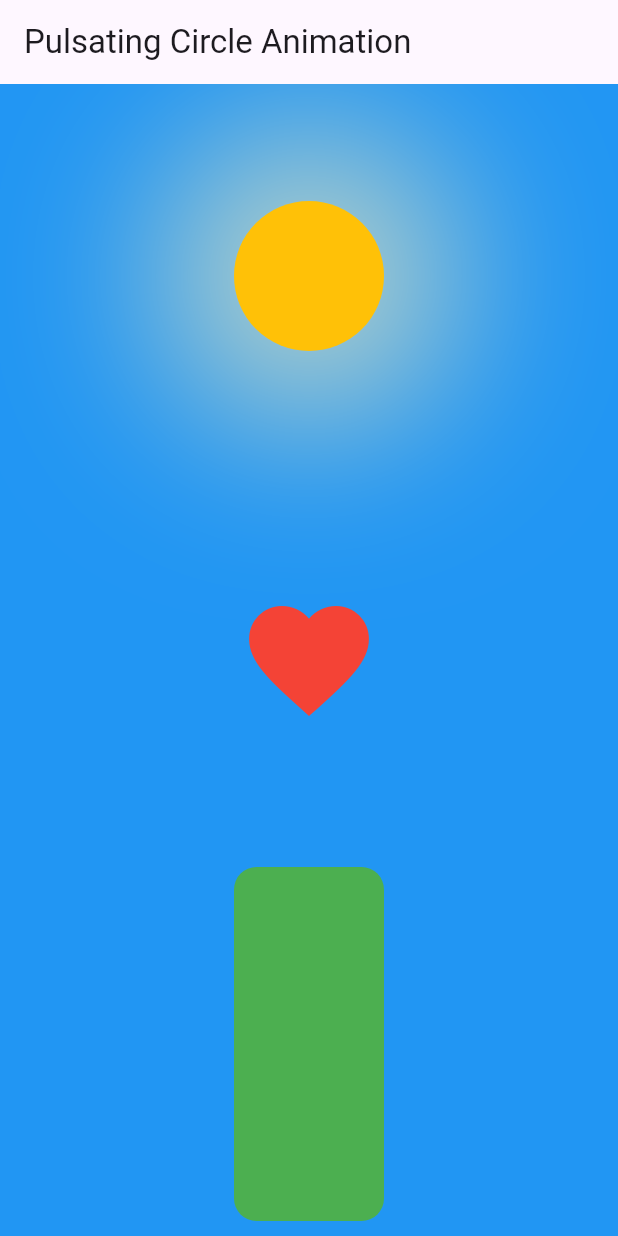
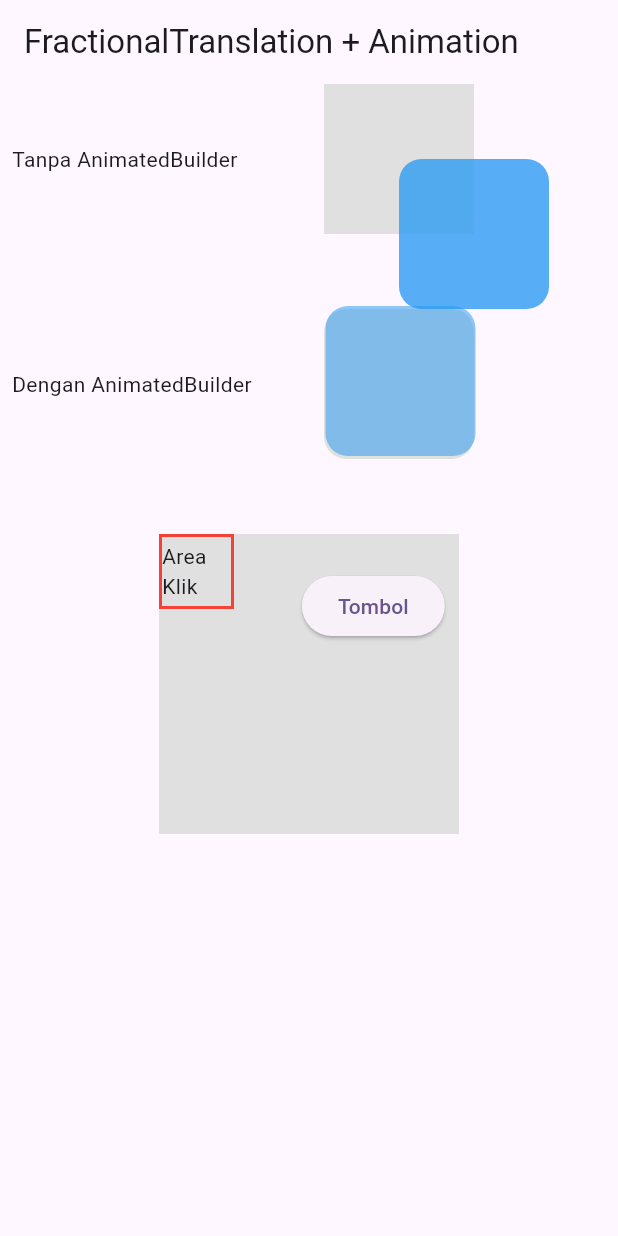
Before and after one commit to juahadinata/basic_flutter_animasi, a Flutter app: the screen it shows after launch, on a phone screen of 412 x 824 dp. Run offline on Flutter 3.47's test engine with Material 3 defaults, Android fonts, the phone set to English and light mode, and no system bars.

Commit message:
franctional_translation + animatedbuilder

```diff
--- /dev/null
+++ b/lib/fractionaltranslation_+_animatebuilder/fractionaltransalation_animatedbuilder.dart
@@ -0,0 +1,174 @@
+import 'package:flutter/material.dart';
+
+class FractionalTranslationExample extends StatefulWidget {
+  const FractionalTranslationExample({super.key});
+
+  @override
+  State<FractionalTranslationExample> createState() =>
+      _FractionalTranslationExampleState();
+}
+
+class _FractionalTranslationExampleState
+    extends State<FractionalTranslationExample>
+    with SingleTickerProviderStateMixin {
+  late AnimationController _controller;
+  late Animation<Offset> _offsetAnimation;
+
+  @override
+  void initState() {
+    super.initState();
+
+    // Inisialisasi controller
+    _controller = AnimationController(
+      vsync: this,
+      duration: const Duration(seconds: 2),
+    )..repeat(reverse: true);
+
+    // Tween animasi Offset relatif
+    _offsetAnimation = Tween<Offset>(
+      begin: Offset.zero,
+      end: const Offset(0.5, -1), // geser 50% dari ukuran widget
+    ).animate(CurvedAnimation(parent: _controller, curve: Curves.easeInOut));
+  }
+
+  @override
+  void dispose() {
+    _controller.dispose(); // penting untuk menghindari memory leak
+    super.dispose();
+  }
+
+  @override
+  Widget build(BuildContext context) {
+    return Scaffold(
+      appBar: AppBar(title: const Text("FractionalTranslation + Animation")),
+      body: Column(
+        children: [
+          Row(
+            children: [
+              const Padding(
+                padding: EdgeInsets.all(8.0),
+                child:
+                    SizedBox(width: 200, child: Text('Tanpa AnimatedBuilder')),
+              ),
+              Center(
+                child: Center(
+                  child: Container(
+                    color: Colors.grey[300],
+                    width: 100,
+                    height: 100,
+                    child: FractionalTranslation(
+                      transformHitTests: false,
+                      translation: const Offset(0.5, 0.5),
+                      child: Container(
+                        // ukuran widget child tidak berpengaruh
+                        // artinya tidak perlu membuat ukuran child
+                        // karena ukurannya tetap menyesuaikan
+                        // ke ukuran iduknya yaitu 100 X 100
+                        width: 50,
+                        height: 50,
+                        decoration: BoxDecoration(
+                          color: Colors.blue.withOpacity(0.75),
+                          borderRadius: BorderRadius.circular(15.0),
+                        ),
+                      ),
+                    ),
+                  ),
+                ),
+              ),
+            ],
+          ),
+          const SizedBox(height: 50),
+          Row(
+            children: [
+              const Padding(
+                padding: EdgeInsets.all(8.0),
+                child: SizedBox(
+                  width: 200,
+                  child: Text('Dengan AnimatedBuilder'),
+                ),
+              ),
+              Center(
+                child: Container(
+                  width: 100,
+                  height: 100,
+                  decoration: BoxDecoration(
+                    color: Colors.grey.shade300,
+                    borderRadius: BorderRadius.circular(15.0),
+                  ),
+                  child: AnimatedBuilder(
+                    animation: _offsetAnimation,
+                    builder: (context, child) {
+                      return FractionalTranslation(
+                        translation: _offsetAnimation.value,
+                        child: child,
+                      );
+                    },
+                    child: Container(
+                      // width: 50,
+                      // height: 50,
+                      decoration: BoxDecoration(
+                        color: Colors.blue.withOpacity(0.5),
+                        borderRadius: BorderRadius.circular(15.0),
+                      ),
+                    ),
+                  ),
+                ),
+              ),
+            ],
+          ),
+          const SizedBox(height: 50),
+          SizedBox(
+            child: Center(
+              child: Container(
+                width: 200,
+                height: 200,
+                color: Colors.grey.shade300,
+                child: Stack(
+                  children: [
+                    // Garis bantu menunjukkan posisi awal (kiri atas)
+                    Positioned(
+                      left: 0,
+                      top: 0,
+                      child: Container(
+                        width: 50,
+                        height: 50,
+                        decoration: BoxDecoration(
+                          border: Border.all(color: Colors.red, width: 2),
+                        ),
+                        child: const Center(child: Text("Area Klik")),
+                      ),
+                    ),
+
+                    // Tombol yang digeser
+                    FractionalTranslation(
+                      translation:
+                          const Offset(1.0, 0.5), // geser ke kanan dan tengah
+                      transformHitTests:
+                          // jika false: tetap bisa ditekan di posisi aslinya
+                          // jika true: tombol bisa ditekan diposisi baru
+                          false,
+                      child: SizedBox(
+                        child: ElevatedButton(
+                          onPressed: () {
+                            ScaffoldMessenger.of(context).showSnackBar(
+                              const SnackBar(
+                                content: Text('Tombol ditekan!'),
+                                backgroundColor: Colors.red,
+                                duration: Duration(milliseconds: 500),
+                              ),
+                            );
+                          },
+                          child: const Text('Tombol'),
+                        ),
+                      ),
+                    ),
+                  ],
+                ),
+              ),
+            ),
+          ),
+        ],
+      ),
+    );
+  }
+}
--- a/lib/main.dart
+++ b/lib/main.dart
@@ -1,6 +1,5 @@
-import 'package:basic_flutter_animation/children_column_anim/hybrid_column_animation.dart';
+import 'package:basic_flutter_animation/fractionaltranslation_+_animatebuilder/fractionaltransalation_animatedbuilder.dart';
 import 'package:basic_flutter_animation/implicit_sampel/tween_animation_builder.dart';
-
 import 'package:flutter/material.dart';
 
 void main() {
@@ -19,6 +18,7 @@ class MyApp extends StatelessWidget {
         colorScheme: ColorScheme.fromSeed(seedColor: Colors.deepPurple),
         useMaterial3: true,
       ),
+      home: const FractionalTranslationExample(),
       // home: const HybridColumnAnimation(),
       // home: const AnimatedColumnCustom(),
       // home: const DemoTweenSequence(),
@@ -29,7 +29,7 @@ class MyApp extends StatelessWidget {
       // home: const RadialProgressAnimation(progress: 0.85, color: Colors.blue),
       // home: const ListAnimation(),
       // home: const LoginScreenAnimation(),
-      home: const PulsatingCircleAnimation(),
+      //  home: const PulsatingCircleAnimation(),
       // home: const ShoppingCartButton(),
       // home: const AnimatedColorPalette(),
     );
```
Also changed, not shown: doc/fractional_translation.gif (added), 2 other files.
